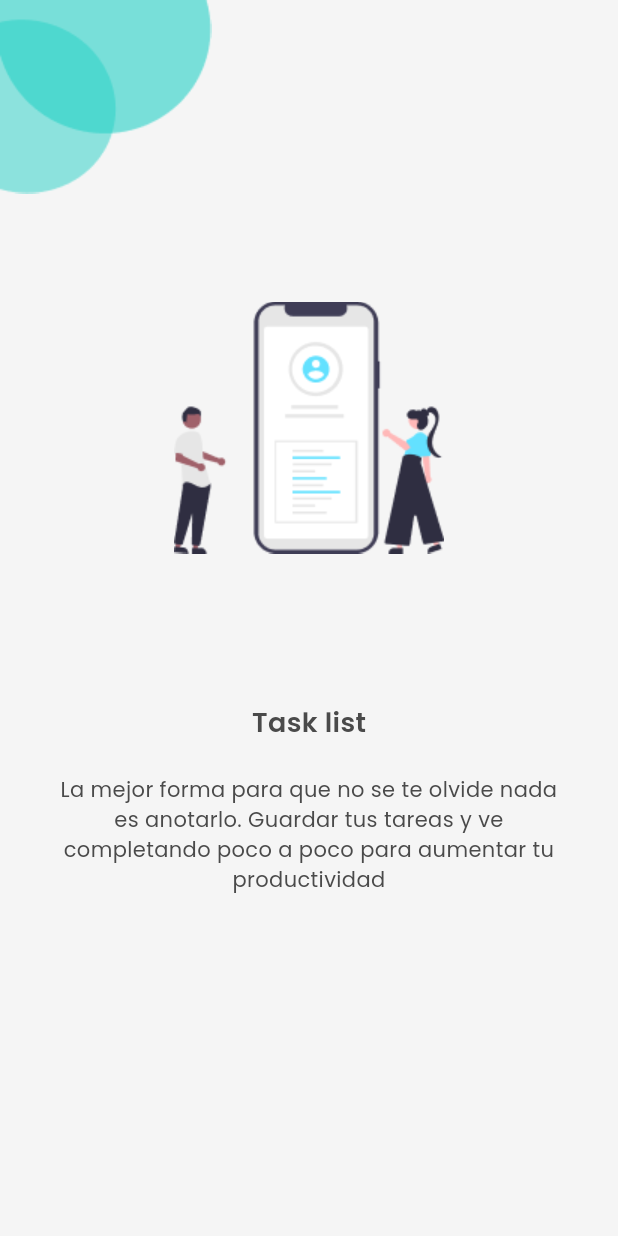
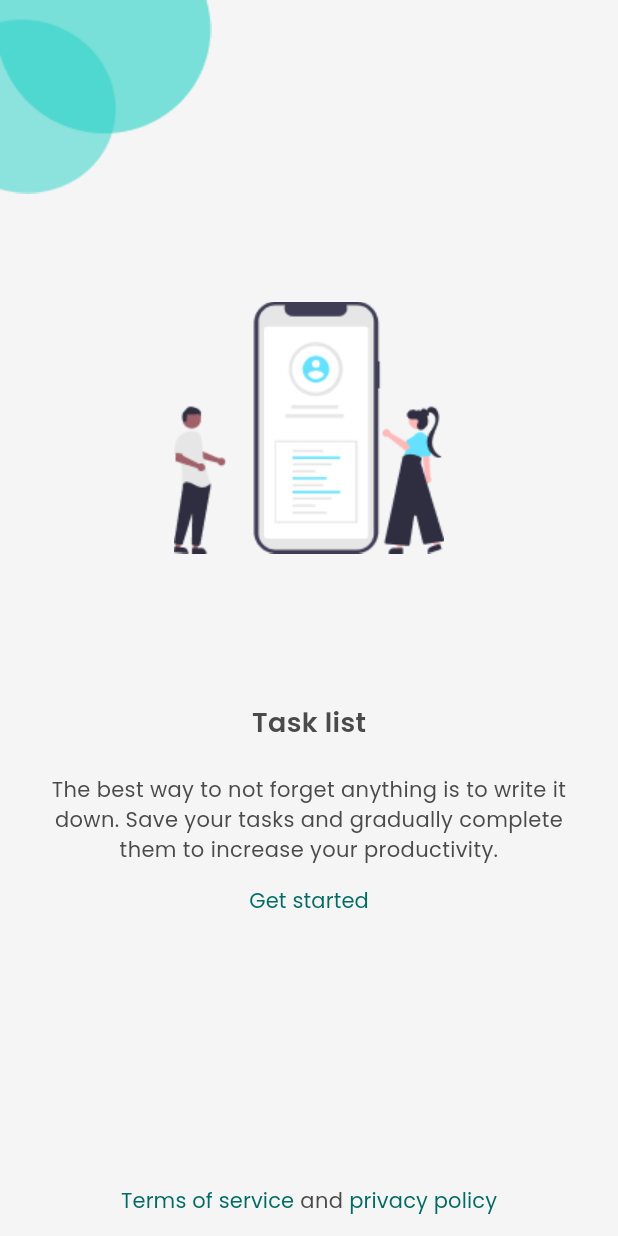
Before and after one commit to Davidciro-333/to_do_list, a Flutter app: the screen it shows after launch, on a phone screen of 412 x 824 dp. Run offline on Flutter 3.47's test engine with Material 3 defaults, Android fonts, the phone set to English and light mode, and no system bars; our stand-ins replace shared_preferences.

Commit message:
Package url_launcher added and used to add TextButtons with Terms and privacy policy Url's.

```diff
--- a/lib/app/app.dart
+++ b/lib/app/app.dart
@@ -35,6 +35,14 @@ class MyApp extends StatelessWidget {
             ),
           )
         ),
+        textButtonTheme: TextButtonThemeData(
+          style: ButtonStyle(
+            padding: WidgetStateProperty.all<EdgeInsetsGeometry>(
+              const EdgeInsets.symmetric(horizontal: 4),
+            ),
+          )
+
+        )
       ),
       debugShowCheckedModeBanner: false,
       home: const SplashPage(),
--- a/lib/app/view/splash/splash_page.dart
+++ b/lib/app/view/splash/splash_page.dart
@@ -1,7 +1,7 @@
 import 'package:flutter/material.dart';
 import 'package:to_do_list/app/view/components/title.dart';
 import 'package:to_do_list/app/view/task_list/task_list_page.dart';
-
+import 'package:url_launcher/url_launcher.dart';
 import '../components/shape.dart';
 
 class SplashPage extends StatelessWidget {
@@ -14,33 +14,48 @@ class SplashPage extends StatelessWidget {
         child: Column(
           children: [
             const Row(
-              mainAxisAlignment: MainAxisAlignment.start,
-               children: [
-                 Shape()
-               ]
-            ),
+                mainAxisAlignment: MainAxisAlignment.start,
+                children: [Shape()]),
             Padding(
               padding: const EdgeInsets.only(top: 72, bottom: 100),
-              child: Image.asset('assets/images/onboarding-image.png', ),
+              child: Image.asset(
+                'assets/images/onboarding-image.png',
+              ),
             ),
             const TextTitle('Task list'),
-            GestureDetector(
-              onTap: () {
-                Navigator.of(context).push(MaterialPageRoute(builder: (context) {
+            const Padding(
+              padding: EdgeInsets.only(top: 21, left: 32, right: 32),
+              child: Text(
+                'The best way to not forget anything is to write it down. Save your tasks and gradually complete them to increase your productivity.',
+                textAlign: TextAlign.center,
+                style: TextStyle(
+                  fontSize: 14,
+                  fontWeight: FontWeight.w400,
+                ),
+              ),
+            ),
+            TextButton(
+              onPressed: () {
+                Navigator.of(context)
+                    .push(MaterialPageRoute(builder: (context) {
                   return const TaskListPage();
                 }));
               },
-              child: const Padding(
-                padding: EdgeInsets.only(top: 21, left: 32, right: 32),
-                child: Text(
-                  'La mejor forma para que no se te olvide nada es anotarlo. Guardar tus tareas y ve completando poco a poco para aumentar tu productividad',
-                  textAlign: TextAlign.center,
-                  style: TextStyle(
-                    fontSize: 14,
-                    fontWeight: FontWeight.w400,
-                  ),
+              style: ButtonStyle(
+                padding: WidgetStateProperty.all<EdgeInsetsGeometry>(
+                  const EdgeInsets.symmetric(horizontal: 20),
                 ),
               ),
+              child: const Text('Get started'),
+            ),
+            const Spacer(),
+            const Row(
+              mainAxisAlignment: MainAxisAlignment.center,
+              children: [
+                TextButton(onPressed: _termsUrl, child: Text('Terms of service')),
+                Text('and'),
+                TextButton(onPressed: _privacyUrl, child: Text('privacy policy')),
+              ],
             ),
           ],
         ),
@@ -48,3 +63,16 @@ class SplashPage extends StatelessWidget {
     );
   }
 }
+
+final List<Uri> _url = [
+  Uri.parse('https://policies.google.com/terms?hl=en'),
+  Uri.parse('https://policies.google.com/privacy?hl=en'),
+];
+
+Future<void> _termsUrl() async {
+  if (!await launchUrl(_url[0])) throw 'Could not launch $_url';
+}
+
+Future<void> _privacyUrl() async {
+  if (!await launchUrl(_url[1])) throw 'Could not launch $_url';
+}
--- a/pubspec.yaml
+++ b/pubspec.yaml
@@ -31,6 +31,7 @@ dependencies:
   flutter:
     sdk: flutter
   shared_preferences: ^2.3.1
+  url_launcher: ^6.3.0
 
   # The following adds the Cupertino Icons font to your application.
   # Use with the CupertinoIcons class for iOS style icons.
```
Also changed, not shown: lib/main.dart (line endings or trailing spaces), pubspec.lock, 2 other files.
